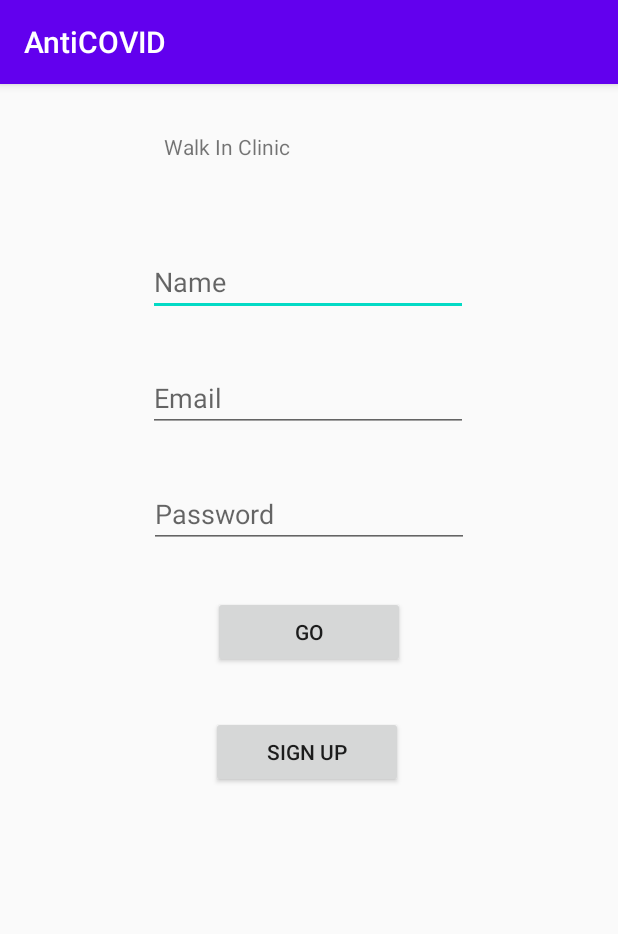
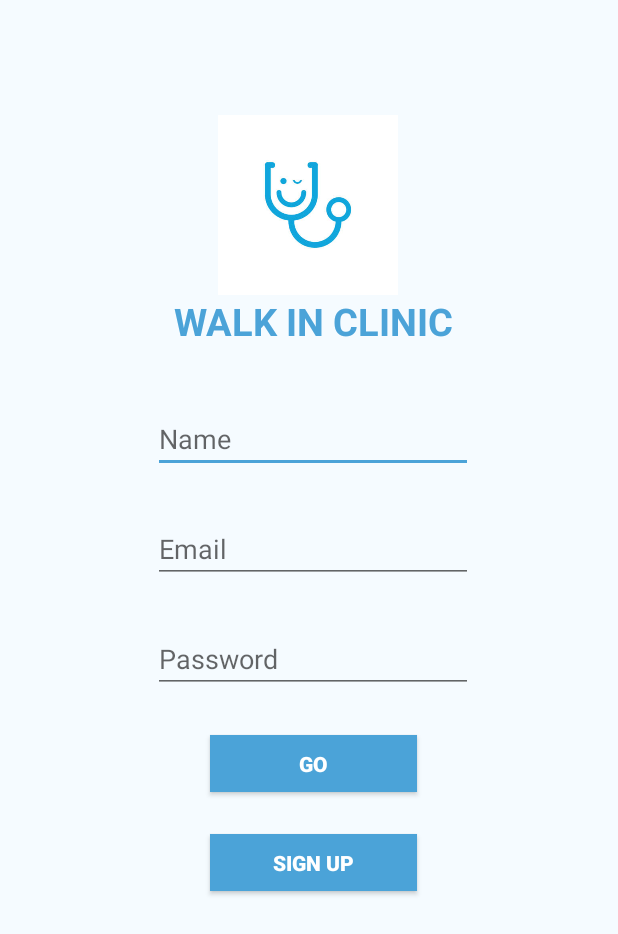
Before and after one commit to changer666666/Anti-COVID, an Android app: the screen it shows after launch (MainActivity), on a phone screen of 412 x 824 dp. Shown: the top 934 px of the screen. Run offline under Robolectric (Android 15) with nearby library versions, the phone set to English and light mode, and no system bars; our stand-ins replace Firebase (no records; nobody signed in at launch, a user with empty details on screens opened directly).

Commit message:
UI updated and some small changes on code

```diff
--- a/android/app/src/main/java/com/example/anticovid/MainActivity.kt
+++ b/android/app/src/main/java/com/example/anticovid/MainActivity.kt
@@ -31,13 +31,15 @@ class MainActivity : AppCompatActivity() {
     override fun onCreate(savedInstanceState: Bundle?) {
         super.onCreate(savedInstanceState)
         setContentView(R.layout.activity_main)
+        //hide action bar
+        val actionBar = supportActionBar
+        actionBar!!.hide()
+
         // Initialize Firebase Auth
         auth = Firebase.auth
         nameEditText = findViewById(R.id.nameEditText)
         emailEditText = findViewById(R.id.emailEditText)
         passwordEditText = findViewById(R.id.passwordEditText)
-
-
 
         if(mAuth.currentUser != null) {
             logIn()
--- a/android/app/src/main/res/layout/activity_main.xml
+++ b/android/app/src/main/res/layout/activity_main.xml
@@ -4,36 +4,43 @@
     xmlns:tools="http://schemas.android.com/tools"
     android:layout_width="match_parent"
     android:layout_height="match_parent"
+    android:background="@color/colorBack"
     tools:context=".MainActivity">
 
     <Button
         android:id="@+id/signup_btn"
-        android:layout_width="128dp"
-        android:layout_height="48dp"
-        android:layout_marginTop="32dp"
+        android:layout_width="138dp"
+        android:layout_height="38dp"
+        android:layout_marginTop="28dp"
         android:onClick="signupClicked"
         android:text="Sign Up"
-        app:layout_constraintEnd_toEndOf="@+id/passwordEditText"
-        app:layout_constraintHorizontal_bias="0.487"
-        app:layout_constraintStart_toStartOf="@+id/passwordEditText"
+        android:textStyle="bold"
+        android:background="@color/colorAccent"
+        android:textColor="@color/colorButtonText"
+        app:layout_constraintEnd_toEndOf="@+id/go_btn"
+        app:layout_constraintHorizontal_bias="1.0"
+        app:layout_constraintStart_toStartOf="@+id/go_btn"
         app:layout_constraintTop_toBottomOf="@+id/go_btn" />
 
     <TextView
         android:id="@+id/textView"
         android:layout_width="192dp"
         android:layout_height="45dp"
-        android:layout_marginTop="32dp"
-        android:text="Walk In Clinic"
-        app:layout_constraintEnd_toEndOf="parent"
-        app:layout_constraintHorizontal_bias="0.497"
-        app:layout_constraintStart_toStartOf="parent"
-        app:layout_constraintTop_toTopOf="parent" />
+        android:text="WALK IN CLINIC"
+        android:textAlignment="center"
+        android:textColor="#4ba3d8"
+        android:textSize="25sp"
+        android:textStyle="bold"
+        app:layout_constraintEnd_toEndOf="@+id/imageView"
+        app:layout_constraintHorizontal_bias="0.456"
+        app:layout_constraintStart_toStartOf="@+id/imageView"
+        app:layout_constraintTop_toBottomOf="@+id/imageView" />
 
     <EditText
         android:id="@+id/nameEditText"
         android:layout_width="wrap_content"
         android:layout_height="wrap_content"
-        android:layout_marginTop="32dp"
+        android:layout_marginTop="28dp"
         android:ems="10"
         android:hint="Name"
         android:inputType="textPersonName"
@@ -45,7 +52,7 @@
         android:id="@+id/emailEditText"
         android:layout_width="wrap_content"
         android:layout_height="wrap_content"
-        android:layout_marginTop="32dp"
+        android:layout_marginTop="28dp"
         android:ems="10"
         android:hint="Email"
         android:inputType="textEmailAddress"
@@ -56,11 +63,15 @@
 
     <Button
         android:id="@+id/go_btn"
-        android:layout_width="128dp"
-        android:layout_height="48dp"
-        android:layout_marginTop="32dp"
+        android:layout_width="138dp"
+        android:layout_height="38dp"
+        android:layout_marginTop="28dp"
         android:onClick="goClicked"
         android:text="GO"
+        android:textAlignment="center"
+        android:textStyle="bold"
+        android:background="@color/colorAccent"
+        android:textColor="@color/colorButtonText"
         app:layout_constraintEnd_toEndOf="@+id/passwordEditText"
         app:layout_constraintStart_toStartOf="@+id/passwordEditText"
         app:layout_constraintTop_toBottomOf="@+id/passwordEditText" />
@@ -69,11 +80,24 @@
         android:id="@+id/passwordEditText"
         android:layout_width="wrap_content"
         android:layout_height="wrap_content"
-        android:layout_marginTop="32dp"
+        android:layout_marginTop="28dp"
         android:ems="10"
         android:hint="Password"
         android:inputType="textPassword"
+        app:layout_constraintEnd_toEndOf="@+id/emailEditText"
+        app:layout_constraintStart_toStartOf="@+id/emailEditText"
+        app:layout_constraintTop_toBottomOf="@+id/emailEditText" />
+
+    <ImageView
+        android:id="@+id/imageView"
+        android:layout_width="120dp"
+        android:layout_height="120dp"
+        app:layout_constraintBottom_toBottomOf="parent"
         app:layout_constraintEnd_toEndOf="parent"
+        app:layout_constraintHorizontal_bias="0.498"
         app:layout_constraintStart_toStartOf="parent"
-        app:layout_constraintTop_toBottomOf="@+id/emailEditText" />
+        app:layout_constraintTop_toTopOf="parent"
+        app:layout_constraintVertical_bias="0.109"
+        app:srcCompat="@drawable/cliniclogo" />
+
 </androidx.constraintlayout.widget.ConstraintLayout>
--- a/android/app/src/main/res/values/colors.xml
+++ b/android/app/src/main/res/values/colors.xml
@@ -1,6 +1,8 @@
 <?xml version="1.0" encoding="utf-8"?>
 <resources>
-    <color name="colorPrimary">#6200EE</color>
-    <color name="colorPrimaryDark">#3700B3</color>
-    <color name="colorAccent">#03DAC5</color>
+    <color name="colorPrimary">#4ba3d8</color>
+    <color name="colorPrimaryDark">#000000</color>
+    <color name="colorAccent">#4ba3d8</color>
+    <color name="colorBack">#f5fbff</color>
+    <color name="colorButtonText">#ffffff</color>
 </resources>
```
Also changed, not shown: android/app/src/main/java/com/example/anticovid/SecondActivity.kt (+7 -0 lines), android/app/src/main/java/com/example/anticovid/ThirdActivity.kt (+12 -14 lines), android/app/src/main/res/layout/second_activity.xml (+8 -3 lines), android/app/src/main/res/layout/third_activity.xml (+9 -4 lines), android/app/src/main/res/drawable/cliniclogo.jpeg (added), 1 other file.
